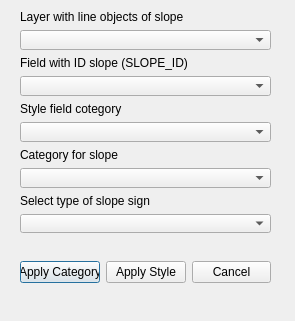
First picture: the form in slope_generator_dialog_base.ui, repository santerr80/slope_generator, before the edit.
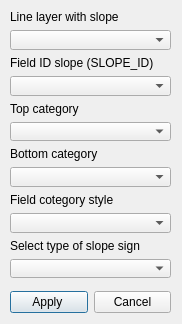
Second picture: the form after the edit. Custom widgets are drawn as their Qt base class.

What changed in the file:
```diff
--- a/slope_generator_dialog_base.ui
+++ b/slope_generator_dialog_base.ui
@@ -6,27 +6,53 @@
    <rect>
     <x>0</x>
     <y>0</y>
-    <width>295</width>
-    <height>321</height>
+    <width>182</width>
+    <height>324</height>
    </rect>
   </property>
   <property name="windowTitle">
    <string>Slope Generator</string>
   </property>
+  <widget class="QWidget" name="layoutWidget">
+   <property name="geometry">
+    <rect>
+     <x>10</x>
+     <y>290</y>
+     <width>161</width>
+     <height>25</height>
+    </rect>
+   </property>
+   <layout class="QHBoxLayout" name="horizontalLayout">
+    <item>
+     <widget class="QPushButton" name="pushButtonApply">
+      <property name="text">
+       <string>Apply </string>
+      </property>
+     </widget>
+    </item>
+    <item>
+     <widget class="QPushButton" name="pushButtonCancel">
+      <property name="text">
+       <string>Cancel</string>
+      </property>
+     </widget>
+    </item>
+   </layout>
+  </widget>
   <widget class="QWidget" name="">
    <property name="geometry">
     <rect>
-     <x>20</x>
+     <x>10</x>
      <y>10</y>
-     <width>251</width>
-     <height>223</height>
+     <width>161</width>
+     <height>268</height>
     </rect>
    </property>
    <layout class="QVBoxLayout" name="verticalLayout">
     <item>
      <widget class="QLabel" name="label_layer">
       <property name="text">
-       <string>Layer with line objects of slope</string>
+       <string>Line layer with slope</string>
       </property>
      </widget>
     </item>
@@ -36,32 +62,42 @@
     <item>
      <widget class="QLabel" name="label">
       <property name="text">
-       <string>Field with ID slope (SLOPE_ID)</string>
+       <string>Field ID slope (SLOPE_ID)</string>
       </property>
      </widget>
     </item>
     <item>
      <widget class="QgsFieldComboBox" name="mFieldComboBox"/>
     </item>
+    <item>
+     <widget class="QLabel" name="label_layer_3">
+      <property name="text">
+       <string>Top category</string>
+      </property>
+     </widget>
+    </item>
+    <item>
+     <widget class="QComboBox" name="mTopSlopeCategoryComboBox"/>
+    </item>
+    <item>
+     <widget class="QLabel" name="label_layer_4">
+      <property name="text">
+       <string>Bottom category</string>
+      </property>
+     </widget>
+    </item>
+    <item>
+     <widget class="QComboBox" name="mBottomSlopeCategoryComboBox"/>
+    </item>
     <item>
      <widget class="QLabel" name="label_3">
       <property name="text">
-       <string>Style field cotegory </string>
+       <string>Field cotegory style</string>
       </property>
      </widget>
     </item>
     <item>
-     <widget class="QgsFieldComboBox" name="mFieldComboBoxCategorize"/>
-    </item>
-    <item>
-     <widget class="QLabel" name="label_4">
-      <property name="text">
-       <string>Category for slope</string>
-      </property>
-     </widget>
-    </item>
-    <item>
-     <widget class="QComboBox" name="comboBox"/>
+     <widget class="QgsFieldComboBox" name="mCategorizationFieldComboBox"/>
     </item>
     <item>
      <widget class="QLabel" name="label_2">
@@ -75,39 +111,6 @@
     </item>
    </layout>
   </widget>
-  <widget class="QWidget" name="">
-   <property name="geometry">
-    <rect>
-     <x>20</x>
-     <y>260</y>
-     <width>251</width>
-     <height>25</height>
-    </rect>
-   </property>
-   <layout class="QHBoxLayout" name="horizontalLayout">
-    <item>
-     <widget class="QPushButton" name="pushButtonApply_2">
-      <property name="text">
-       <string>Apply Category</string>
-      </property>
-     </widget>
-    </item>
-    <item>
-     <widget class="QPushButton" name="pushButtonApply">
-      <property name="text">
-       <string>Apply Style</string>
-      </property>
-     </widget>
-    </item>
-    <item>
-     <widget class="QPushButton" name="pushButtonCancel">
-      <property name="text">
-       <string>Cancel</string>
-      </property>
-     </widget>
-    </item>
-   </layout>
-  </widget>
  </widget>
  <customwidgets>
   <customwidget>
```
Left out of the diff: 2 changed lines with no effect on the pictures.
